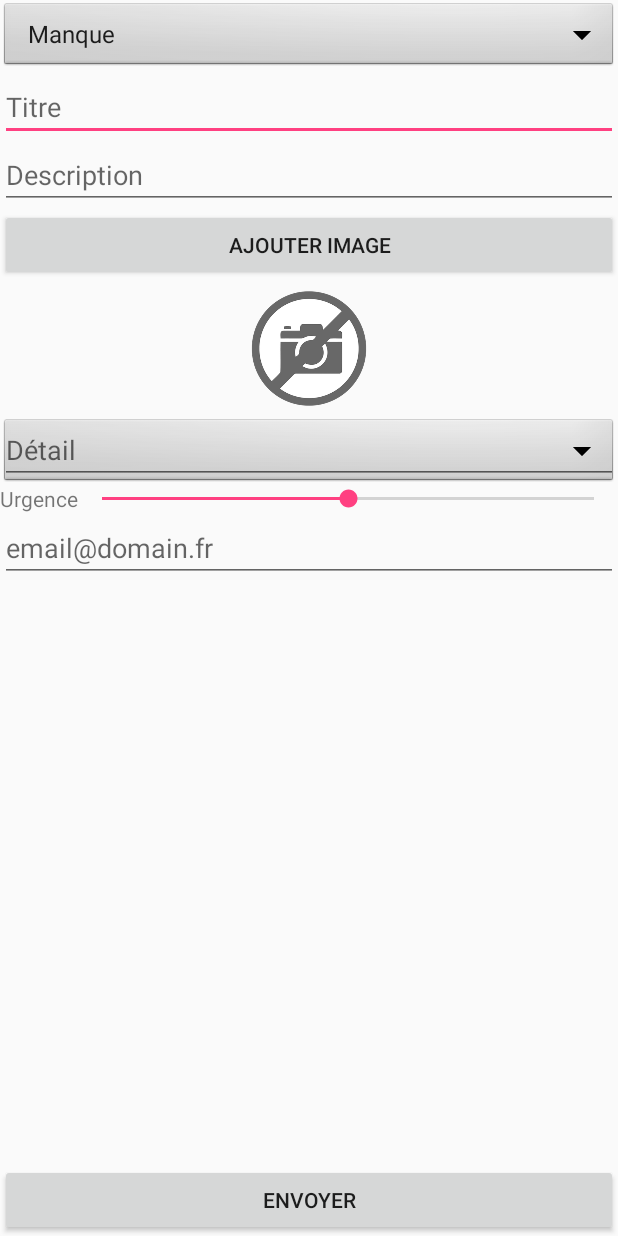
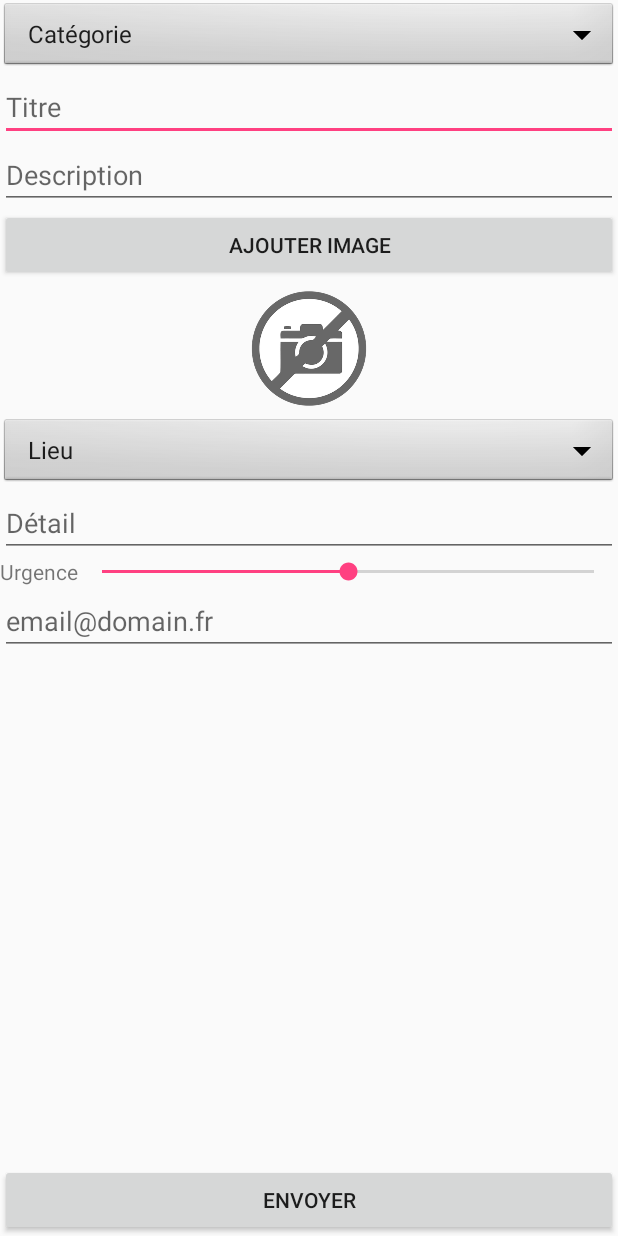
Before and after one commit to mardgui/Polyblem, an Android app: the screen it shows after launch (DeclarationActivity), after a tap on an icon or button, on a phone screen of 412 x 824 dp. Run offline under Robolectric (Android 15) with nearby library versions, the phone set to English and light mode, and no system bars.

Commit message:
Added dropdown menu in declaration

```diff
--- a/app/src/main/java/fr/unice/polytech/polyblem/declaration/DeclarationActivity.java
+++ b/app/src/main/java/fr/unice/polytech/polyblem/declaration/DeclarationActivity.java
@@ -2,14 +2,17 @@ package fr.unice.polytech.polyblem.declaration;
 
 import android.app.Activity;
 import android.content.Intent;
+import android.graphics.Color;
 import android.net.Uri;
 import android.os.Bundle;
 import android.os.Environment;
 import android.provider.MediaStore;
+import android.support.annotation.NonNull;
 import android.support.v4.content.FileProvider;
 import android.util.DisplayMetrics;
 import android.util.Log;
 import android.view.View;
+import android.view.ViewGroup;
 import android.widget.AdapterView;
 import android.widget.ArrayAdapter;
 import android.widget.Button;
@@ -20,6 +23,8 @@ import android.widget.ImageView;
 import android.widget.LinearLayout;
 import android.widget.SeekBar;
 import android.widget.Spinner;
+import android.widget.TextView;
+import android.widget.Toast;
 
 import java.io.File;
 import java.io.IOException;
@@ -34,6 +39,7 @@ import fr.unice.polytech.polyblem.R;
 import fr.unice.polytech.polyblem.bdd.Database;
 import fr.unice.polytech.polyblem.model.Category;
 import fr.unice.polytech.polyblem.model.Issue;
+import fr.unice.polytech.polyblem.model.Location;
 import fr.unice.polytech.polyblem.model.Photo;
 
 /**
@@ -46,8 +52,6 @@ public class DeclarationActivity extends Activity implements View.OnClickListene
 
     private List<Photo> photoList = new ArrayList<>();
     private String mCurrentPhotoPath;
-    private Spinner categorySpinner;
-    private List<String> categories;
 
     @Override
     protected void onCreate(Bundle savedInstanceState) {
@@ -62,6 +66,7 @@ public class DeclarationActivity extends Activity implements View.OnClickListene
 
         setSendButton();
         setCategoriesSpinner();
+        setLocationSpinner();
     }
 
     @Override
@@ -219,26 +224,79 @@ public class DeclarationActivity extends Activity implements View.OnClickListene
     }
 
     private void setCategoriesSpinner() {
-        categories = new ArrayList<>();
+        List<String> categories = new ArrayList<>();
         for (Category category : Category.values()) {
             categories.add(category.getName());
         }
 
-        categorySpinner = findViewById(R.id.category);
-        ArrayAdapter<String> adapter = new ArrayAdapter<>(DeclarationActivity.this,
-                android.R.layout.simple_spinner_item, categories);
+        Spinner categorySpinner = findViewById(R.id.category);
+        ArrayAdapter<String> adapter = new ArrayAdapter<String>(DeclarationActivity.this, android.R.layout.simple_spinner_item, categories) {
+            @Override
+            public boolean isEnabled(int position) {
+                return position != 0;
+            }
+
+            @Override
+            public View getDropDownView(int position, View convertView, @NonNull ViewGroup parent) {
+                View view = super.getDropDownView(position, convertView, parent);
+                TextView textView = (TextView) view;
+                textView.setTextColor(position == 0 ? Color.GRAY : Color.BLACK);
+                return view;
+            }
+        };
 
         adapter.setDropDownViewResource(android.R.layout.simple_spinner_dropdown_item);
         categorySpinner.setAdapter(adapter);
         categorySpinner.setOnItemSelectedListener(new AdapterView.OnItemSelectedListener() {
             @Override
             public void onItemSelected(AdapterView<?> parent, View view, int position, long id) {
-                Log.v("item", (String) parent.getItemAtPosition(position));
+                String selectedCategory = (String) parent.getItemAtPosition(position);
+                if (position > 0) {
+                    Toast.makeText(getApplicationContext(), "Sélectionné : " + selectedCategory, Toast.LENGTH_SHORT).show();
+                }
             }
 
             @Override
             public void onNothingSelected(AdapterView<?> parent) {
-                // TODO Auto-generated method stub
+            }
+        });
+    }
+
+    private void setLocationSpinner() {
+        List<String> locations = new ArrayList<>();
+        for (Location location : Location.values()) {
+            locations.add(location.getName());
+        }
+
+        Spinner locationSpinner = findViewById(R.id.location);
+        ArrayAdapter<String> adapter = new ArrayAdapter<String>(DeclarationActivity.this, android.R.layout.simple_spinner_item, locations) {
+            @Override
+            public boolean isEnabled(int position) {
+                return position != 0;
+            }
+
+            @Override
+            public View getDropDownView(int position, View convertView, @NonNull ViewGroup parent) {
+                View view = super.getDropDownView(position, convertView, parent);
+                TextView textView = (TextView) view;
+                textView.setTextColor(position == 0 ? Color.GRAY : Color.BLACK);
+                return view;
+            }
+        };
+
+        adapter.setDropDownViewResource(android.R.layout.simple_spinner_dropdown_item);
+        locationSpinner.setAdapter(adapter);
+        locationSpinner.setOnItemSelectedListener(new AdapterView.OnItemSelectedListener() {
+            @Override
+            public void onItemSelected(AdapterView<?> parent, View view, int position, long id) {
+                String selectedLocation = (String) parent.getItemAtPosition(position);
+                if (position > 0) {
+                    Toast.makeText(getApplicationContext(), "Sélectionné : " + selectedLocation, Toast.LENGTH_SHORT).show();
+                }
+            }
+
+            @Override
+            public void onNothingSelected(AdapterView<?> parent) {
             }
         });
     }
--- a/app/src/main/java/fr/unice/polytech/polyblem/model/Category.java
+++ b/app/src/main/java/fr/unice/polytech/polyblem/model/Category.java
@@ -5,6 +5,7 @@ package fr.unice.polytech.polyblem.model;
  */
 
 public enum Category {
+    PLACEHOLDER("Catégorie"),
     MANQUE("Manque"),
     CASSE("Casse"),
     DYSFONCTIONNEMENT("Dysfonctionnement"),
--- /dev/null
+++ b/app/src/main/java/fr/unice/polytech/polyblem/model/Location.java
@@ -0,0 +1,25 @@
+package fr.unice.polytech.polyblem.model;
+
+/**
+ * Created by Florian on 14/05/2018.
+ */
+
+public enum Location {
+    PLACEHOLDER("Lieu"),
+    PARKING("Parking"),
+    TOILETS("Toilettes"),
+    STUDENT_COMMON_ROOM("Foyer"),
+    O_BUILDING("Bâtiment O"),
+    E_BUILDING("Bâtiment E"),
+    OTHER("Autre");
+
+    String name;
+
+    Location(String name) {
+        this.name = name;
+    }
+
+    public String getName() {
+        return name;
+    }
+}
--- a/app/src/main/res/layout/activity_declaration.xml
+++ b/app/src/main/res/layout/activity_declaration.xml
@@ -83,7 +83,7 @@
         android:id="@+id/locationDetail"
         android:layout_width="match_parent"
         android:layout_height="wrap_content"
-        android:layout_below="@+id/noImageAdded"
+        android:layout_below="@+id/location"
         android:ems="10"
         android:hint="Détail"
         android:inputType="textPersonName" />
```
